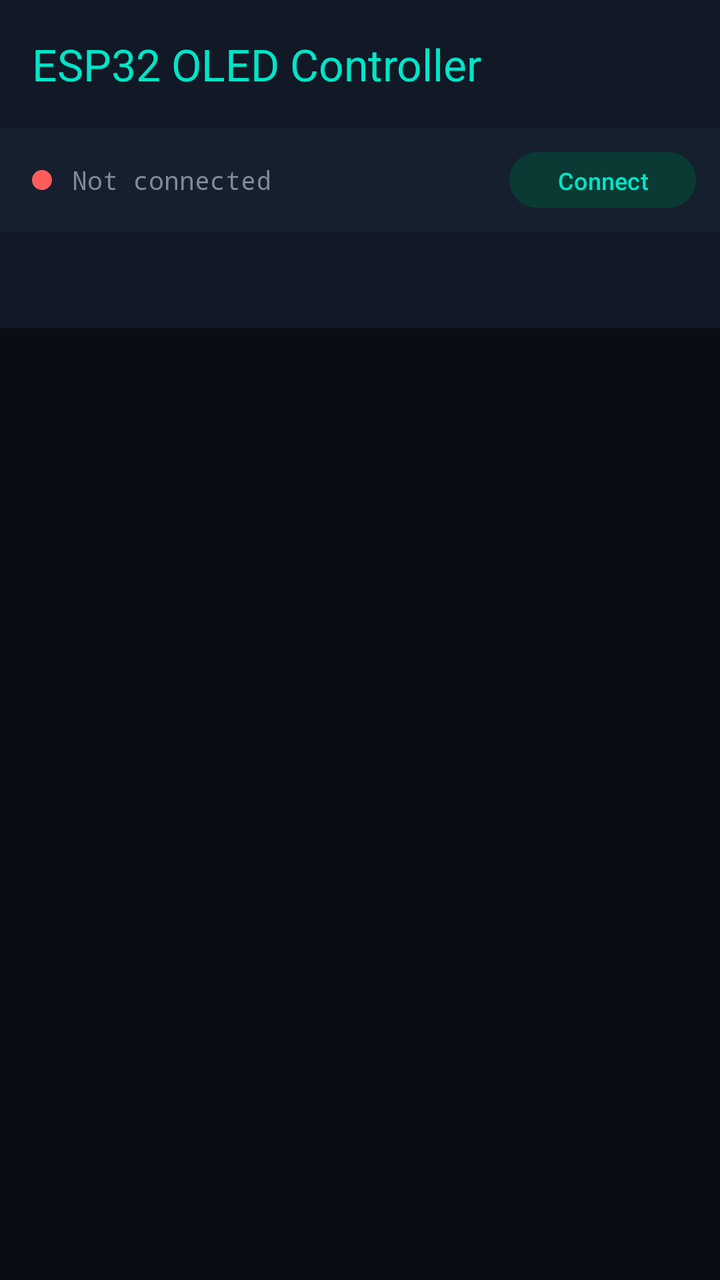
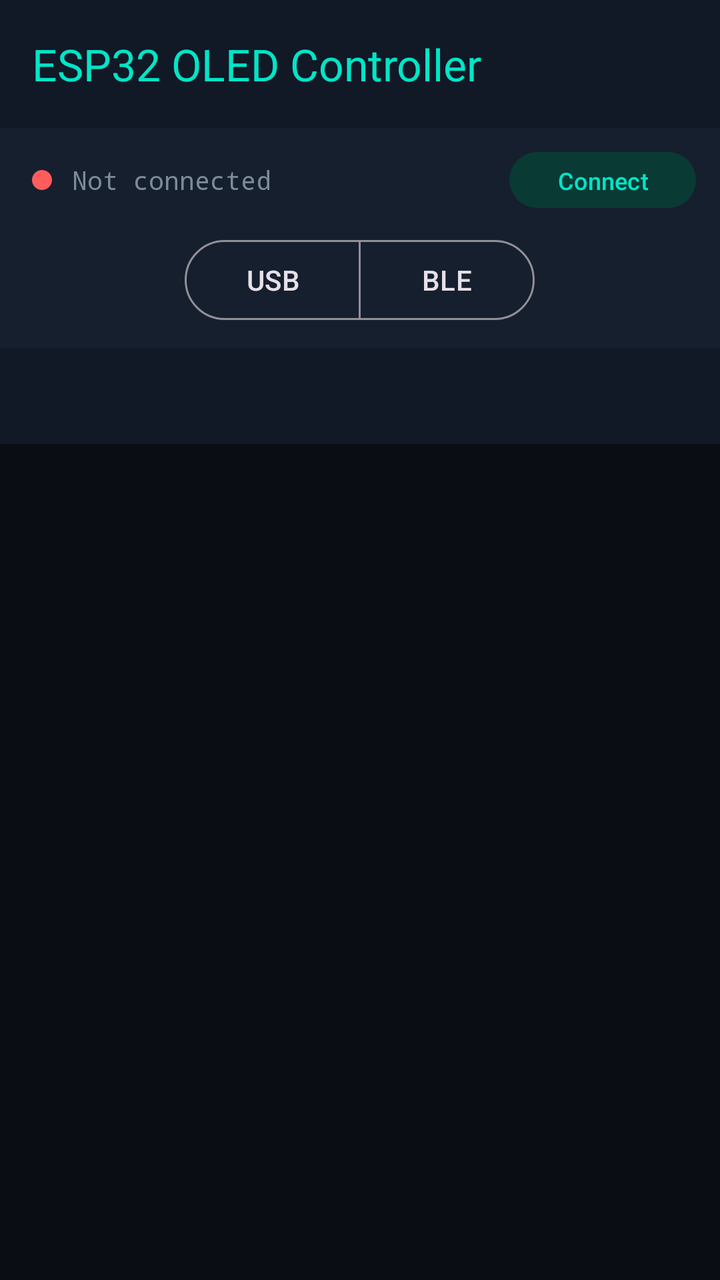

Two renders of the same Android screen: before a commit and after it. Below are the layout's source before the change and the commit's diff.
<!-- AndroidManifest.xml: application theme Theme.ESP32Controller -->
<!-- res/layout/activity_main.xml -->
<?xml version="1.0" encoding="utf-8"?>
<LinearLayout xmlns:android="http://schemas.android.com/apk/res/android"
    xmlns:app="http://schemas.android.com/apk/res-auto"
    android:layout_width="match_parent"
    android:layout_height="match_parent"
    android:orientation="vertical"
    android:background="@color/bg_root">

    <com.google.android.material.appbar.MaterialToolbar
        android:id="@+id/toolbar"
        android:layout_width="match_parent"
        android:layout_height="?attr/actionBarSize"
        android:background="@color/bg_surface"
        app:title="@string/app_name"
        app:titleTextColor="@color/accent_cyan" />

    
    <LinearLayout
        android:layout_width="match_parent"
        android:layout_height="wrap_content"
        android:orientation="horizontal"
        android:gravity="center_vertical"
        android:background="@color/bg_surface_alt"
        android:paddingStart="16dp"
        android:paddingEnd="12dp"
        android:paddingTop="8dp"
        android:paddingBottom="8dp">

        <View
            android:id="@+id/statusDot"
            android:layout_width="10dp"
            android:layout_height="10dp"
            android:background="@drawable/dot_disconnected" />

        <TextView
            android:id="@+id/statusText"
            android:layout_width="0dp"
            android:layout_height="wrap_content"
            android:layout_weight="1"
            android:layout_marginStart="10dp"
            android:text="@string/not_connected"
            android:textColor="@color/text_secondary"
            android:textSize="13sp"
            android:fontFamily="monospace" />

        <com.google.android.material.button.MaterialButton
            android:id="@+id/btnConnect"
            style="@style/Widget.Material3.Button.TonalButton"
            android:layout_width="wrap_content"
            android:layout_height="36dp"
            android:text="@string/connect"
            android:textSize="12sp"
            app:backgroundTint="@color/accent_cyan_dim"
            android:textColor="@color/accent_cyan"
            app:cornerRadius="18dp" />
    </LinearLayout>

    <com.google.android.material.tabs.TabLayout
        android:id="@+id/tabLayout"
        android:layout_width="match_parent"
        android:layout_height="wrap_content"
        android:background="@color/bg_surface"
        app:tabIndicatorColor="@color/accent_cyan"
        app:tabSelectedTextColor="@color/accent_cyan"
        app:tabTextColor="@color/text_secondary"
        app:tabRippleColor="@color/accent_cyan_dim" />

    <androidx.viewpager2.widget.ViewPager2
        android:id="@+id/viewPager"
        android:layout_width="match_parent"
        android:layout_height="0dp"
        android:layout_weight="1" />

</LinearLayout>
<!-- resources referenced by this layout -->
<resources>
  <color name="accent_cyan">#00E5C7</color>
  <color name="accent_cyan_dim">#0A3A34</color>
  <color name="bg_root">#0A0E14</color>
  <color name="bg_surface">#111826</color>
  <color name="bg_surface_alt">#161F2E</color>
  <color name="text_secondary">#7C8B9A</color>
  <!-- drawable dot_disconnected (drawable) -->
  <?xml version="1.0" encoding="utf-8"?>
  <shape xmlns:android="http://schemas.android.com/apk/res/android" android:shape="oval">
      <solid android:color="@color/status_disconnected" />
  </shape>
  <string name="app_name">ESP32 OLED Controller</string>
  <string name="connect">Connect</string>
  <string name="not_connected">Not connected</string>
  <style name="Theme.ESP32Controller" parent="Theme.Material3.Dark.NoActionBar">
          <item name="colorPrimary">@color/accent_cyan</item>
          <item name="colorOnPrimary">@color/bg_root</item>
          <item name="colorSecondary">@color/accent_amber</item>
          <item name="android:windowBackground">@color/bg_root</item>
          <item name="android:statusBarColor">@color/bg_root</item>
          <item name="android:navigationBarColor">@color/bg_root</item>
          <item name="colorSurface">@color/bg_surface</item>
          <item name="android:textColorPrimary">@color/text_primary</item>
          <item name="android:textColorSecondary">@color/text_secondary</item>
      </style>
  <color name="status_disconnected">#FF5C5C</color>
  <color name="accent_amber">#FFB74D</color>
  <color name="text_primary">#E8F1F2</color>
</resources>

<!-- the commit's change to res/layout/activity_main.xml (unified diff, before → after) -->
@@ -55,6 +55,39 @@
             app:cornerRadius="18dp" />
     </LinearLayout>
 
+    
+    <LinearLayout
+        android:layout_width="match_parent"
+        android:layout_height="wrap_content"
+        android:orientation="horizontal"
+        android:gravity="center"
+        android:background="@color/bg_surface_alt"
+        android:paddingBottom="10dp">
+
+        <com.google.android.material.button.MaterialButtonToggleGroup
+            android:id="@+id/transportToggle"
+            android:layout_width="wrap_content"
+            android:layout_height="wrap_content"
+            app:singleSelection="true"
+            app:selectionRequired="true">
+
+            <com.google.android.material.button.MaterialButton
+                android:id="@+id/btnTransportUsb"
+                style="@style/Widget.Material3.Button.OutlinedButton"
+                android:layout_width="wrap_content"
+                android:layout_height="wrap_content"
+                android:text="USB"
+                android:checked="true" />
+
+            <com.google.android.material.button.MaterialButton
+                android:id="@+id/btnTransportBle"
+                style="@style/Widget.Material3.Button.OutlinedButton"
+                android:layout_width="wrap_content"
+                android:layout_height="wrap_content"
+                android:text="BLE" />
+        </com.google.android.material.button.MaterialButtonToggleGroup>
+    </LinearLayout>
+
     <com.google.android.material.tabs.TabLayout
         android:id="@+id/tabLayout"
         android:layout_width="match_parent"
